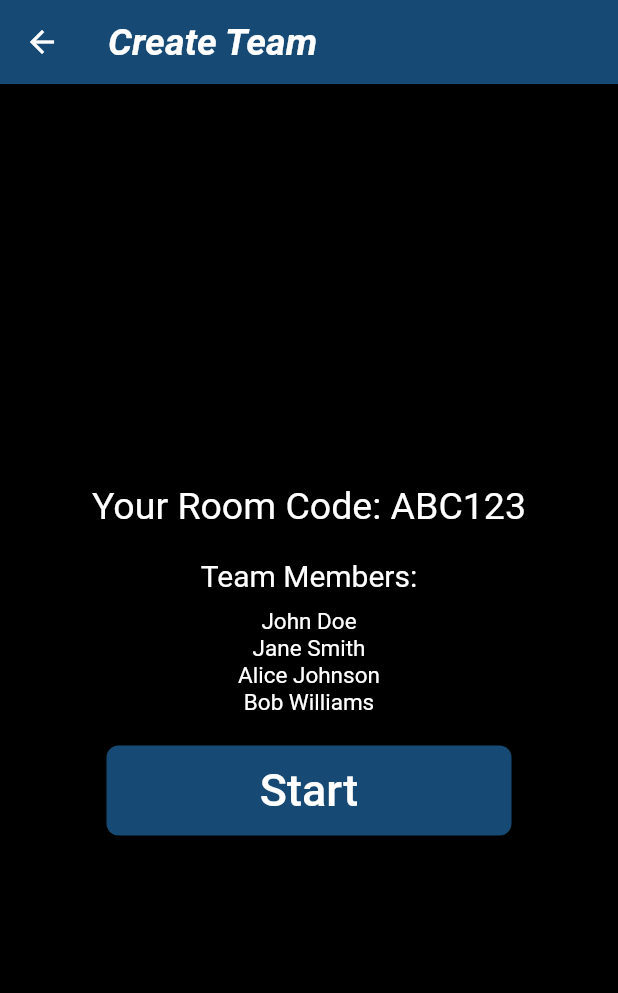
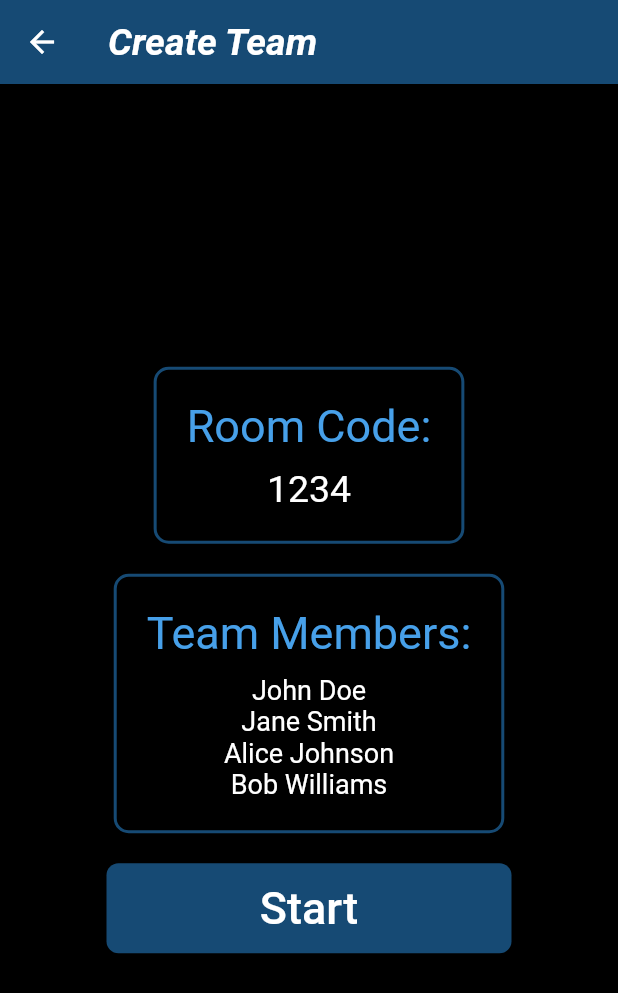
Before and after one commit to Pranjalbharat/DuoStreaming, a Flutter app: the CreateTeamPage screen opened directly, on a phone screen of 412 x 824 dp. Shown: the top 993 px of the screen. Run offline on Flutter 3.47's test engine with Material 2 defaults, Android fonts, the phone set to English and light mode, and no system bars.

Commit message:
UI improved

```diff
--- a/lib/Pages/create_team.dart
+++ b/lib/Pages/create_team.dart
@@ -1,19 +1,10 @@
 import 'package:flutter/material.dart';
-
+import '../Widget/custom_border.dart';
 import '../Widget/custom_button.dart';
 import '../theme/theme_app.dart';
 import 'homePage.dart';
 
-
-
-class CreateTeamPage extends StatefulWidget {
-  const CreateTeamPage({super.key});
-
-  @override
-  _CreateTeamPageState createState() => _CreateTeamPageState();
-}
-
-class _CreateTeamPageState extends State<CreateTeamPage> {
+class CreateTeamPage extends StatelessWidget {
   final List<String> teamMembers = [
     'John Doe',
     'Jane Smith',
@@ -21,37 +12,54 @@ class _CreateTeamPageState extends State<CreateTeamPage> {
     'Bob Williams'
   ];
 
+   CreateTeamPage({super.key});
 
   @override
   Widget build(BuildContext context) {
     return Scaffold(
       backgroundColor: Colors.black,
       appBar: AppBar(
-        title: const Text('Create Team'),
-        titleTextStyle: const TextStyle(fontSize: 25,
+        title: const Text(
+          'Create Team',
+          style: TextStyle(
+            fontSize: 25,
             fontStyle: FontStyle.italic,
-        fontWeight: FontWeight.bold),
+            fontWeight: FontWeight.bold,
+          ),
+        ),
         backgroundColor: PRIMARY_COLOR,
       ),
       body: Center(
+        child: Padding(
+          padding: const EdgeInsets.all(20.0),
           child: Column(
             mainAxisAlignment: MainAxisAlignment.center,
             crossAxisAlignment: CrossAxisAlignment.center,
             children: [
-              const Text(
-                'Your Room Code: ABC123', // Replace this with your room code
-                style: TextStyle(fontSize: 25,color: Colors.white),
+              const TeamSection(
+                title: 'Room Code:', // Replace this with your room code
+                headingColor:  Color.fromARGB(255, 71, 160, 233), // Change the heading color
+                content: Text('1234',style: TextStyle(color: Colors.white,fontSize: 25,),),
               ),
               const SizedBox(height: 20),
-              const Text(
-                'Team Members:',
-                style: TextStyle(fontSize: 20,color: Colors.white),
+              TeamSection(
+                title: 'Team Members:',
+                headingColor: const Color.fromARGB(255, 71, 160, 233), // Change the heading color
+                content: Column(
+                  mainAxisAlignment: MainAxisAlignment.center,
+                  children: teamMembers
+                      .map(
+                        (member) => Text(
+                          member,
+                          style: const TextStyle(
+                          color: Colors.white,
+                          fontSize: 18,
+
                           ),
-              const SizedBox(height: 10),
-              // Replace this with a widget displaying team members
-              // For example, a ListView.builder or a list of Text widgets
-            Column(
-              children: teamMembers.map((member) => Text(member,style: const TextStyle(color: Colors.white,fontSize: 15),)).toList(),
+                        ),
+                      )
+                      .toList(),
+                ),
               ),
               const SizedBox(height: 20),
               CustomButton(
@@ -65,8 +73,9 @@ class _CreateTeamPageState extends State<CreateTeamPage> {
               ),
             ],
           ),
-
+        ),
       ),
     );
   }
+
 }
--- a/lib/Pages/homePage.dart
+++ b/lib/Pages/homePage.dart
@@ -154,7 +154,7 @@ class _HomePageState extends State<HomePage> {
             // You can replace the Navigator logic with your specific routing method
             Navigator.push(
               context,
-              MaterialPageRoute(builder: (context) => const CurrentTeamPage()),
+              MaterialPageRoute(builder: (context) =>  CurrentTeamPage()),
             );
           }
         },
--- a/lib/Pages/join_team.dart
+++ b/lib/Pages/join_team.dart
@@ -39,7 +39,7 @@ class _JoinTeamPageState extends State<JoinTeamPage> {
       Navigator.push(
         context,
         MaterialPageRoute(
-          builder: (context) => const CurrentTeamPage(),
+          builder: (context) =>  CurrentTeamPage(),
         ),
       );
     }
@@ -64,6 +64,7 @@ class _JoinTeamPageState extends State<JoinTeamPage> {
           children: [
             TextField(
               controller: _roomCodeController,
+              keyboardType: TextInputType.number,
               style: const TextStyle(color: Colors.white),
               decoration: const InputDecoration(
                       labelText: 'Enter Room Code',
--- a/lib/Pages/room_page.dart
+++ b/lib/Pages/room_page.dart
@@ -32,7 +32,7 @@ class _roomPageState extends State<roomPage> {
             onPressed: () {
               Navigator.push(
                   context,
-                  MaterialPageRoute(builder: (context) => const CreateTeamPage()),
+                  MaterialPageRoute(builder: (context) =>  CreateTeamPage()),
                 );
             },
           ),
--- /dev/null
+++ b/lib/Widget/custom_border.dart
@@ -0,0 +1,45 @@
+import 'package:flutter/material.dart';
+
+import '../theme/theme_app.dart';
+
+
+
+class TeamSection extends StatelessWidget {
+  final String title;
+  final Color headingColor;
+  final Widget content;
+
+  const TeamSection({
+    required this.title,
+    required this.headingColor,
+    required this.content,
+  });
+
+  @override
+  Widget build(BuildContext context) {
+    return Container(
+      padding: const EdgeInsets.all(20.0),
+      decoration: BoxDecoration(
+        border: Border.all(
+          color: PRIMARY_COLOR,
+          width: 2.0,
+        ),
+        borderRadius: BorderRadius.circular(10.0),
+      ),
+      child: Column(
+        crossAxisAlignment: CrossAxisAlignment.center,
+        children: [
+          Text(
+            title,
+            style: TextStyle(
+              fontSize: 30,
+              color: headingColor,
+            ),
+          ),
+          SizedBox(height: 10),
+          content,
+        ],
+      ),
+    );
+  }
+}
--- a/pubspec.yaml
+++ b/pubspec.yaml
@@ -30,6 +30,7 @@ environment:
 dependencies:
   flutter:
     sdk: flutter
+  google_fonts: ^2.2.0 # Use the latest version
 
 
   # The following adds the Cupertino Icons font to your application.
```
Also changed, not shown: lib/Pages/current_team.dart (+35 -22 lines), pubspec.lock, 1 other file. Lines whose indentation alone changed are shown as unchanged.
